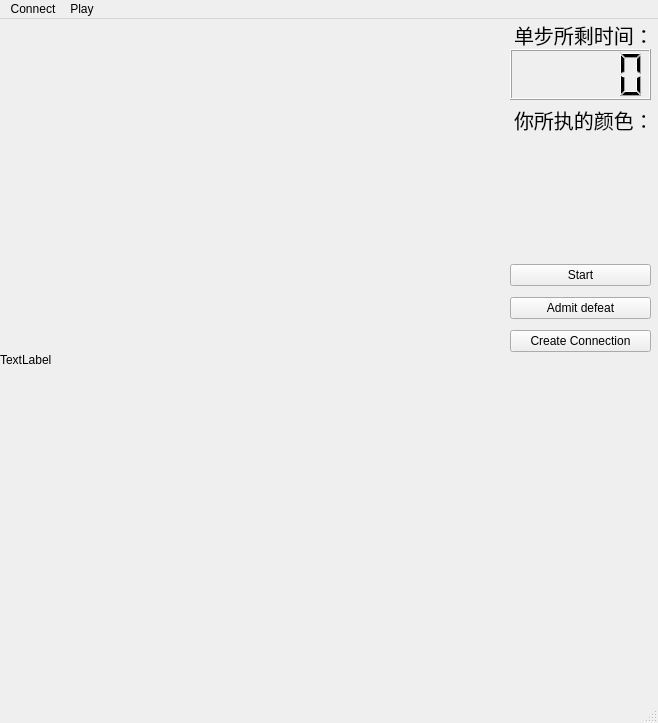
Old version of the form mainwindow.ui in the repository Zhang-RQ/Chess_Client.
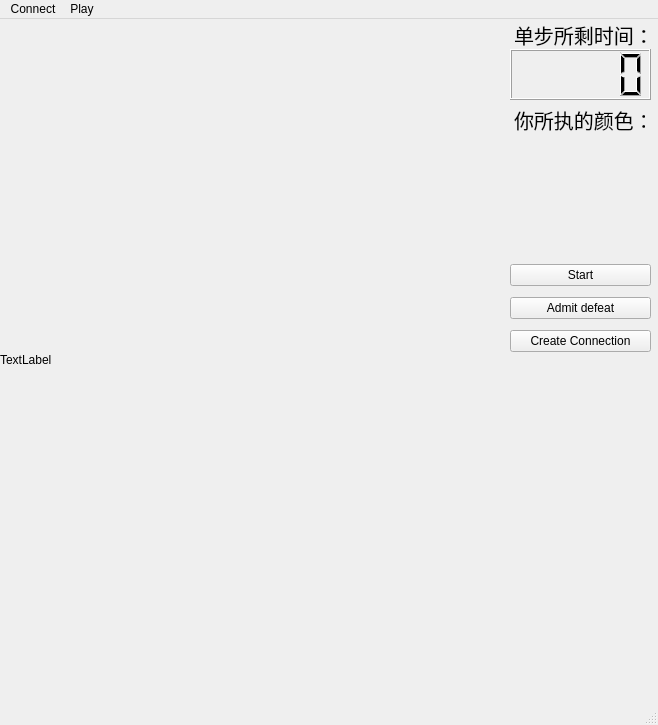
New version of the form. Custom widgets are drawn as their Qt base class.

```diff
--- a/mainwindow.ui
+++ b/mainwindow.ui
@@ -7,7 +7,7 @@
     <x>0</x>
     <y>0</y>
     <width>658</width>
-    <height>723</height>
+    <height>725</height>
    </rect>
   </property>
   <property name="windowTitle">
```
Left out of the diff: 2 changed lines with no effect on the pictures.
